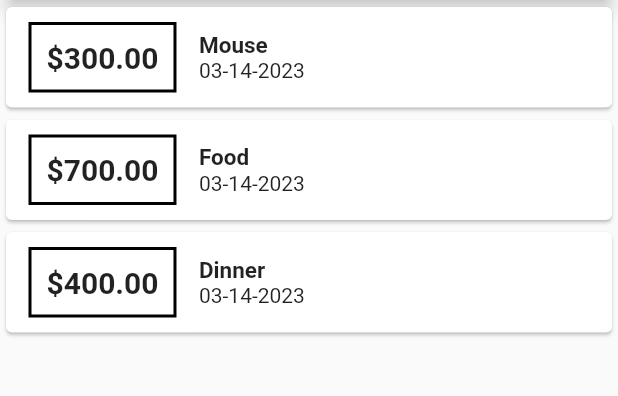
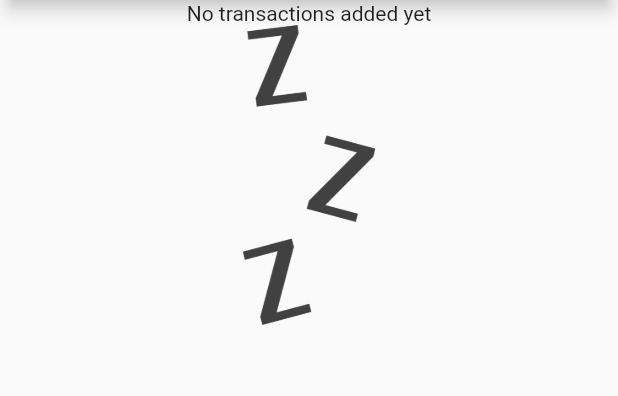
Before and after one commit to vctrtello1/expensePlanner, a Flutter app: the screen it shows after launch, on a phone screen of 412 x 824 dp, the part 119-515 px from its top. Run offline on Flutter 3.47's test engine with Material 2 defaults, Android fonts, the phone set to English and light mode, and no system bars.

```diff
--- a/lib/main.dart
+++ b/lib/main.dart
@@ -25,11 +25,7 @@ class MyHomePage extends StatefulWidget {
 }
 
 class _MyHomePageState extends State<MyHomePage> {
-  final List<Transaction> _userTransaction = [
-    Transaction(id: 1, title: "Mouse", amount: 300, date: DateTime.now()),
-    Transaction(id: 2, title: "Food", amount: 700, date: DateTime.now()),
-    Transaction(id: 3, title: "Dinner", amount: 400, date: DateTime.now()),
-  ];
+  final List<Transaction> _userTransaction = [];
 
   void _addNewTransaction(String title, double amount) {
     final newTx =
--- a/lib/widgets/transaction_list.dart
+++ b/lib/widgets/transaction_list.dart
@@ -13,7 +13,19 @@ class TransactionList extends StatelessWidget {
     return SizedBox(
         height: 300,
         // solucion para listas grandes con mejor performance
-        child: ListView.builder(
+        child: transactions.isEmpty
+            ? Column(
+                children: <Widget>[
+                  const Text('No transactions added yet'),
+                  SizedBox(
+                      height: 200,
+                      child: Image.asset(
+                        'assets/images/waiting.png',
+                        fit: BoxFit.cover,
+                      ))
+                ],
+              )
+            : ListView.builder(
                 itemBuilder: (ctx, index) {
                   return Card(
                     child: Row(
@@ -22,7 +34,8 @@ class TransactionList extends StatelessWidget {
                           margin: const EdgeInsets.symmetric(
                               vertical: 10, horizontal: 15),
                           decoration: BoxDecoration(
-                        border: Border.all(color: Colors.black, width: 2)),
+                              border:
+                                  Border.all(color: Colors.black, width: 2)),
                           padding: const EdgeInsets.all(10),
                           child: Text(
                             '\$${transactions[index].amount.toStringAsFixed(2)}',
--- a/pubspec.yaml
+++ b/pubspec.yaml
@@ -60,8 +60,8 @@ flutter:
   uses-material-design: true
 
   # To add assets to your application, add an assets section, like this:
-  # assets:
-  #   - images/a_dot_burr.jpeg
+  assets:
+    - assets/images/waiting.png
   #   - images/a_dot_ham.jpeg
 
   # An image asset can refer to one or more resolution-specific "variants", see
```
Also changed, not shown: assets/images/waiting.png (added). Lines whose indentation alone changed are shown as unchanged.
